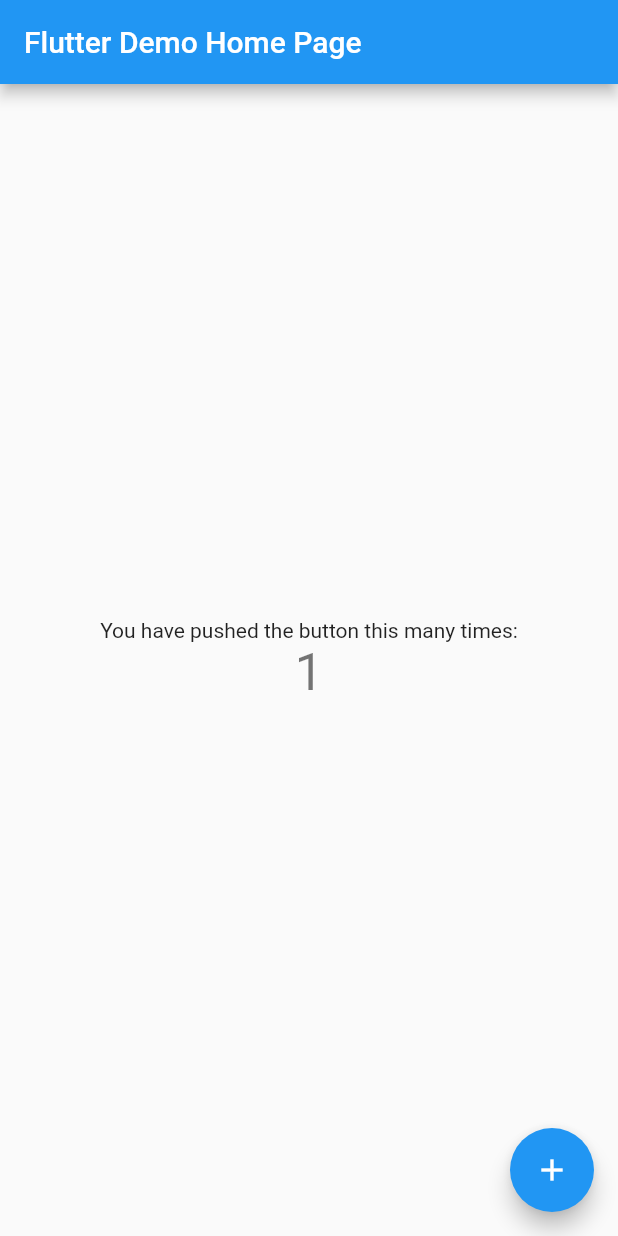
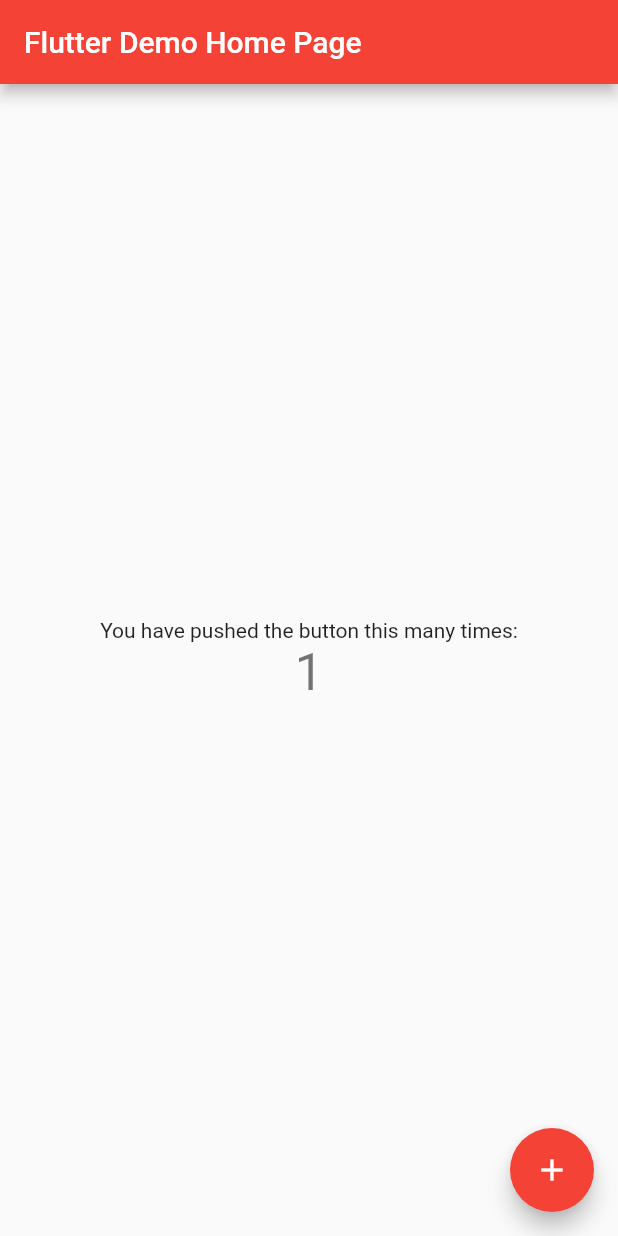
Before and after one commit to raghumina/News-App, a Flutter app: the screen it shows after launch, after a tap on the "add" icon, on a phone screen of 412 x 824 dp. Run offline on Flutter 3.47's test engine with Material 2 defaults, Android fonts, the phone set to English and light mode, and no system bars.

```diff
--- a/flutter_news_app/lib/main.dart
+++ b/flutter_news_app/lib/main.dart
@@ -1,6 +1,11 @@
 import 'package:flutter/material.dart';
+import 'package:flutter/services.dart';
 
 void main() {
+  // to fix device orientation
+  WidgetsFlutterBinding.ensureInitialized();
+  SystemChrome.setPreferredOrientations([DeviceOrientation.portraitUp])
+      .then((_) {});
   runApp(const MyApp());
 }
 
@@ -13,16 +18,7 @@ class MyApp extends StatelessWidget {
     return MaterialApp(
       title: 'Flutter Demo',
       theme: ThemeData(
-        // This is the theme of your application.
-        //
-        // Try running your application with "flutter run". You'll see the
-        // application has a blue toolbar. Then, without quitting the app, try
-        // changing the primarySwatch below to Colors.green and then invoke
-        // "hot reload" (press "r" in the console where you ran "flutter run",
-        // or simply save your changes to "hot reload" in a Flutter IDE).
-        // Notice that the counter didn't reset back to zero; the application
-        // is not restarted.
-        primarySwatch: Colors.blue,
+        primarySwatch: Colors.red,
       ),
       home: const MyHomePage(title: 'Flutter Demo Home Page'),
     );
```
